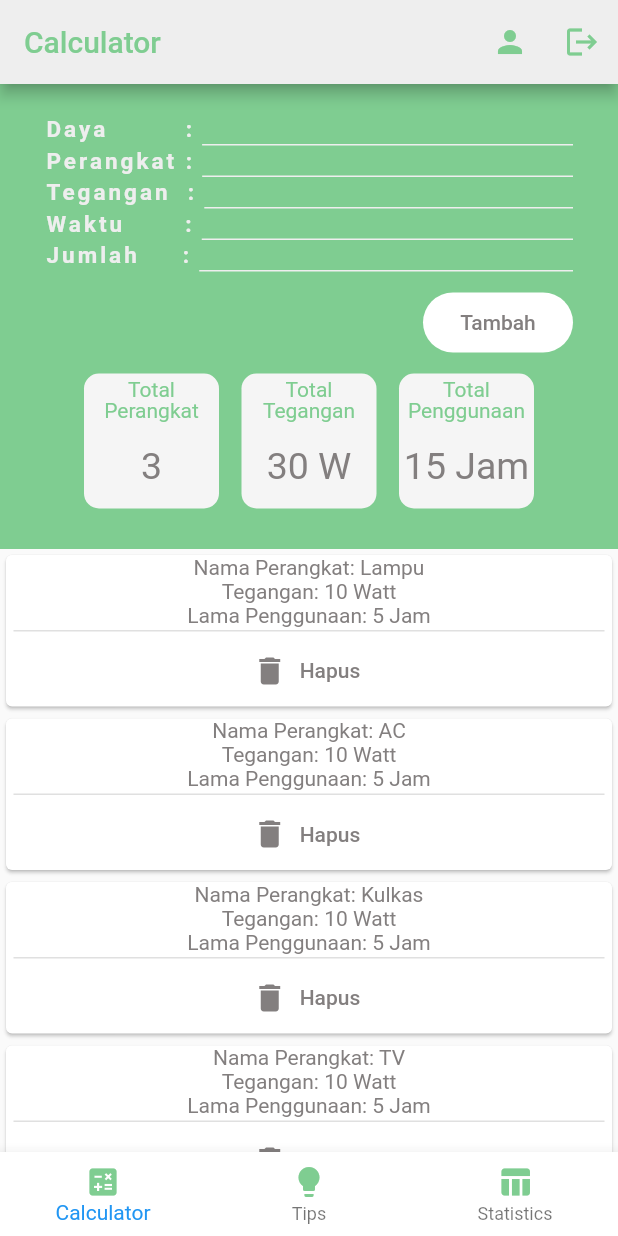
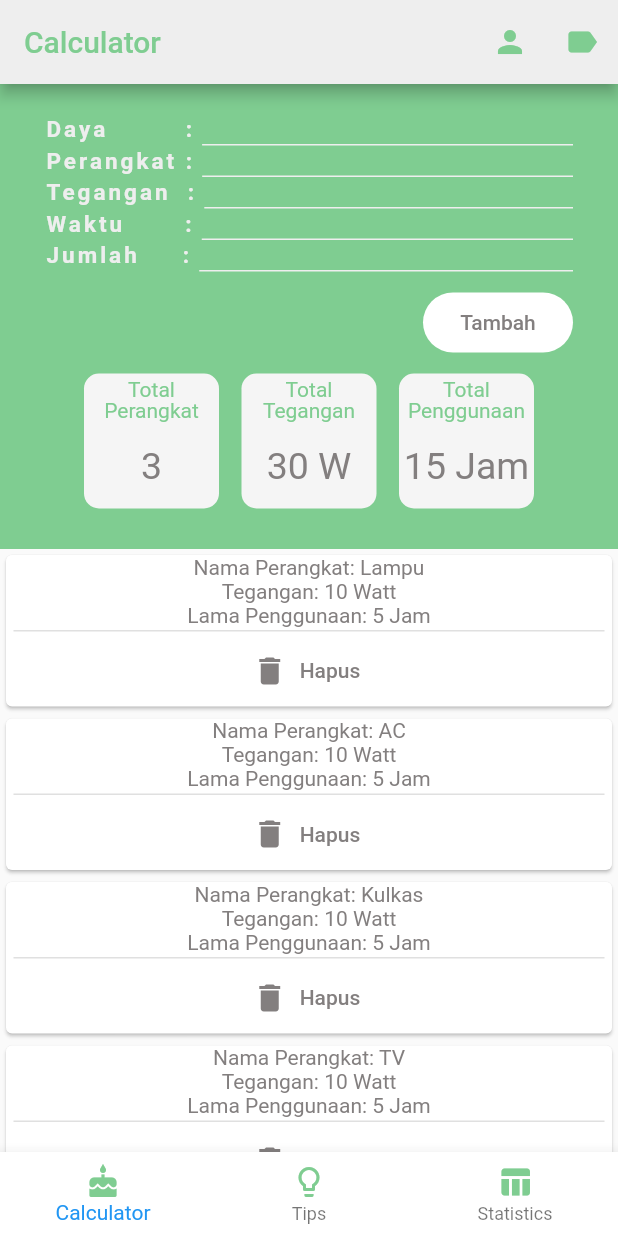
Before and after one commit to bagusjundan/pemrogramanMobile, a Flutter app: the BottomNavBar screen opened directly, on a phone screen of 412 x 824 dp. Run offline on Flutter 3.47's test engine with Material 2 defaults, Android fonts, the phone set to English and light mode, and no system bars.

Commit message:
update icon sementara

```diff
--- a/usage/lib/view/calculatorView.dart
+++ b/usage/lib/view/calculatorView.dart
@@ -44,7 +44,7 @@ class _CalculatorState extends State<Calculator> {
           ),
           IconButton(
             icon: Icon(
-              Icons.logout,
+              Icons.label,
               color: Color.fromRGBO(127, 205, 145, 1),
             ),
             onPressed: () {
--- a/usage/lib/view/homeView.dart
+++ b/usage/lib/view/homeView.dart
@@ -74,7 +74,7 @@ class _BottomNavBarState extends State<BottomNavBar> {
         items: <BottomNavigationBarItem>[
           BottomNavigationBarItem(
             icon:
-                Icon(Icons.calculate, color: Color.fromRGBO(127, 205, 145, 1)),
+                Icon(Icons.cake, color: Color.fromRGBO(127, 205, 145, 1)),
             title: Text(
               'Calculator',
               style: TextStyle(color: Color.fromRGBO(127, 205, 145, 1)),
@@ -82,7 +82,7 @@ class _BottomNavBarState extends State<BottomNavBar> {
           ),
           BottomNavigationBarItem(
             icon:
-                Icon(Icons.lightbulb, color: Color.fromRGBO(127, 205, 145, 1)),
+                Icon(Icons.lightbulb_outline, color: Color.fromRGBO(127, 205, 145, 1)),
             title: Text(
               'Tips',
               style: TextStyle(color: Color.fromRGBO(127, 205, 145, 1)),
--- a/usage/lib/view/tipsView.dart
+++ b/usage/lib/view/tipsView.dart
@@ -27,7 +27,7 @@ class Tips extends StatelessWidget {
           ),
           IconButton(
             icon: Icon(
-              Icons.logout,
+              Icons.label,
               color: Colors.grey[200],
             ),
             onPressed: () {
```
